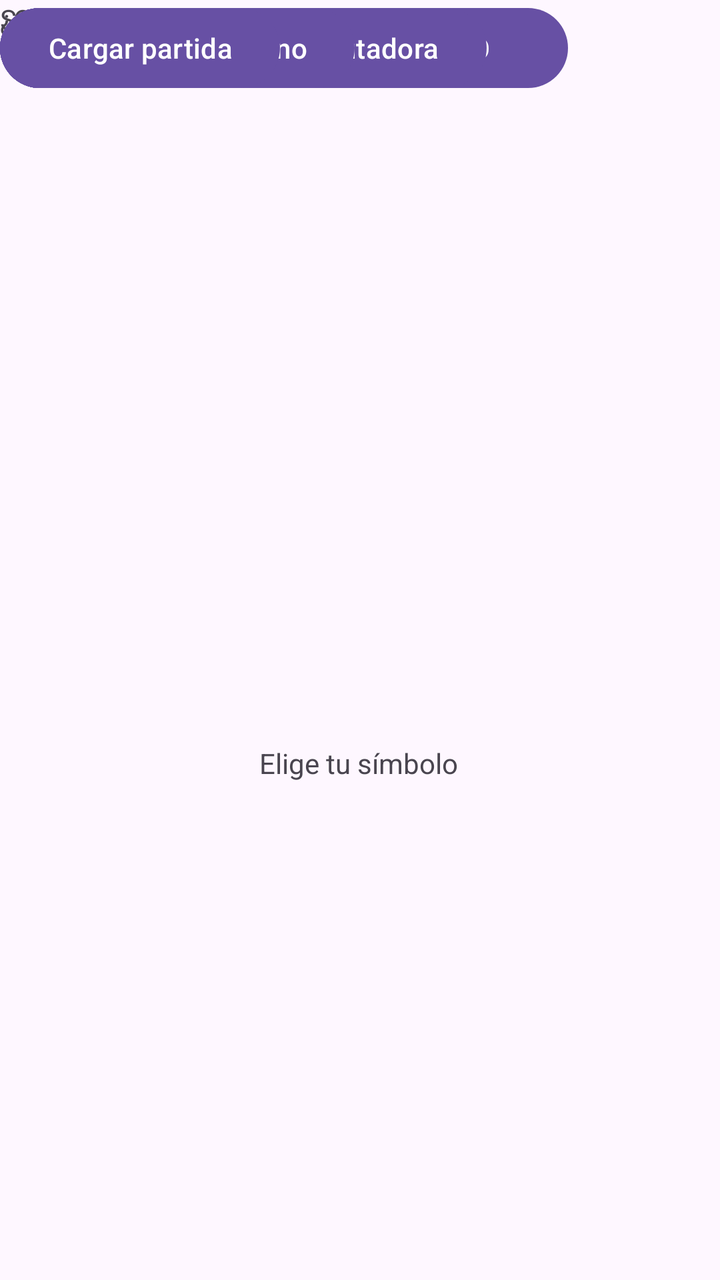
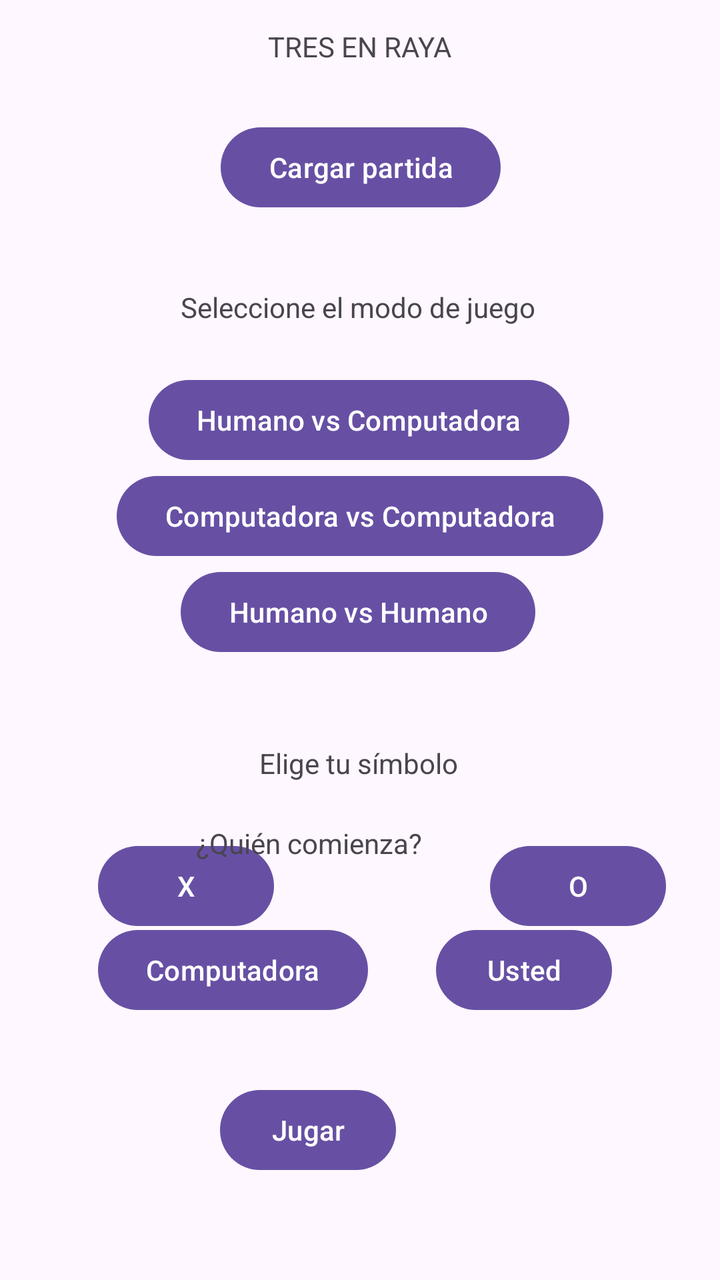

An Android layout rendered at two revisions. The XML below is the earlier revision; the diff shows what the commit changed to produce the second picture.
<!-- AndroidManifest.xml: application theme Theme.Tres_en_raya -->
<!-- res/layout/activity_main.xml -->
<?xml version="1.0" encoding="utf-8"?>
<androidx.constraintlayout.widget.ConstraintLayout xmlns:android="http://schemas.android.com/apk/res/android"
    xmlns:app="http://schemas.android.com/apk/res-auto"
    xmlns:tools="http://schemas.android.com/tools"
    android:id="@+id/main"
    android:layout_width="match_parent"
    android:layout_height="match_parent"
    tools:context=".MainActivity">
    
    <TextView
        android:id="@+id/Titulo"
        android:layout_width="wrap_content"
        android:layout_height="wrap_content"
        android:text="@string/titulo_juego"
        app:layout_constraintBottom_toBottomOf="parent"
        app:layout_constraintEnd_toEndOf="parent"
        app:layout_constraintStart_toStartOf="parent"
        app:layout_constraintTop_toTopOf="parent"
        app:layout_constraintVertical_bias="0.022" />

    <TextView
        android:id="@+id/ElegirSimbolo"
        android:layout_width="wrap_content"
        android:layout_height="wrap_content"
        android:layout_marginTop="372dp"
        android:text="@string/seleccionar_simbolo"
        app:layout_constraintEnd_toEndOf="parent"
        app:layout_constraintHorizontal_bias="0.498"
        app:layout_constraintStart_toStartOf="parent"
        app:layout_constraintTop_toTopOf="parent" />

    <Button
        android:id="@+id/btnO"
        android:layout_width="wrap_content"
        android:layout_height="wrap_content"
        android:layout_marginStart="108dp"
        android:text="@string/o"
        app:layout_constraintStart_toEndOf="@+id/btnX"
        tools:layout_editor_absoluteY="419dp" />

    <Button
        android:id="@+id/btnX"
        android:layout_width="wrap_content"
        android:layout_height="wrap_content"
        android:text="@string/x"
        tools:layout_editor_absoluteX="49dp"
        tools:layout_editor_absoluteY="419dp" />

    <TextView
        android:id="@+id/elegirComienzo"
        android:layout_width="wrap_content"
        android:layout_height="wrap_content"
        android:text="@string/seleccionar_inicio"
        tools:layout_editor_absoluteX="149dp"
        tools:layout_editor_absoluteY="503dp" />

    <Button
        android:id="@+id/btonHumano"
        android:layout_width="wrap_content"
        android:layout_height="wrap_content"
        android:text="@string/humano"
        tools:layout_editor_absoluteX="269dp"
        tools:layout_editor_absoluteY="552dp" />

    <Button
        android:id="@+id/btnComputador"
        android:layout_width="wrap_content"
        android:layout_height="wrap_content"
        android:text="@string/computadora"
        tools:layout_editor_absoluteX="49dp"
        tools:layout_editor_absoluteY="552dp" />

    <Button
        android:id="@+id/btonJugar"
        android:layout_width="wrap_content"
        android:layout_height="wrap_content"
        android:text="@string/jugar"
        tools:layout_editor_absoluteX="161dp"
        tools:layout_editor_absoluteY="632dp" />

    <TextView
        android:id="@+id/seleccionModo"
        android:layout_width="wrap_content"
        android:layout_height="wrap_content"
        android:text="@string/seleccionarModo"
        tools:layout_editor_absoluteX="116dp"
        tools:layout_editor_absoluteY="144dp" />

    <Button
        android:id="@+id/btnHvsPC"
        android:layout_width="wrap_content"
        android:layout_height="wrap_content"
        android:text="@string/modoHvsPC"
        tools:layout_editor_absoluteX="100dp"
        tools:layout_editor_absoluteY="186dp" />

    <Button
        android:id="@+id/btnPCvsPC"
        android:layout_width="wrap_content"
        android:layout_height="wrap_content"
        android:text="@string/modoPCvsPC"
        tools:layout_editor_absoluteX="84dp"
        tools:layout_editor_absoluteY="234dp" />

    <Button
        android:id="@+id/btnHvsH"
        android:layout_width="wrap_content"
        android:layout_height="wrap_content"
        android:text="@string/modoHvsH"
        tools:layout_editor_absoluteX="116dp"
        tools:layout_editor_absoluteY="282dp" />

    <Button
        android:id="@+id/btonCargar"
        android:layout_width="wrap_content"
        android:layout_height="wrap_content"
        android:text="@string/cargar"
        tools:layout_editor_absoluteX="136dp"
        tools:layout_editor_absoluteY="62dp" />

</androidx.constraintlayout.widget.ConstraintLayout>
<!-- resources referenced by this layout -->
<resources>
  <string name="cargar">Cargar partida</string>
  <string name="computadora">Computadora</string>
  <string name="humano">Usted</string>
  <string name="jugar">Jugar</string>
  <string name="modoHvsH">Humano vs Humano</string>
  <string name="modoHvsPC">Humano vs Computadora</string>
  <string name="modoPCvsPC">Computadora vs Computadora</string>
  <string name="o">O</string>
  <string name="seleccionarModo">Seleccione el modo de juego</string>
  <string name="seleccionar_inicio">¿Quién comienza?</string>
  <string name="seleccionar_simbolo">Elige tu símbolo</string>
  <string name="titulo_juego">TRES EN RAYA</string>
  <string name="x">X</string>
  <style name="Theme.Tres_en_raya" parent="Base.Theme.Tres_en_raya" />
  <style name="Base.Theme.Tres_en_raya" parent="Theme.Material3.DayNight.NoActionBar">
          
          
      </style>
</resources>

<!-- the commit's change to res/layout/activity_main.xml (unified diff, before → after) -->
@@ -34,88 +34,109 @@
         android:layout_width="wrap_content"
         android:layout_height="wrap_content"
         android:layout_marginStart="108dp"
+        android:layout_marginTop="28dp"
         android:text="@string/o"
         app:layout_constraintStart_toEndOf="@+id/btnX"
-        tools:layout_editor_absoluteY="419dp" />
+        app:layout_constraintTop_toBottomOf="@+id/ElegirSimbolo" />
 
     <Button
         android:id="@+id/btnX"
         android:layout_width="wrap_content"
         android:layout_height="wrap_content"
+        android:layout_marginStart="49dp"
+        android:layout_marginTop="28dp"
+        android:layout_marginEnd="47dp"
         android:text="@string/x"
-        tools:layout_editor_absoluteX="49dp"
-        tools:layout_editor_absoluteY="419dp" />
+        app:layout_constraintEnd_toEndOf="@+id/btnComputador"
+        app:layout_constraintStart_toStartOf="parent"
+        app:layout_constraintTop_toBottomOf="@+id/ElegirSimbolo" />
 
     <TextView
         android:id="@+id/elegirComienzo"
         android:layout_width="wrap_content"
         android:layout_height="wrap_content"
+        android:layout_marginEnd="7dp"
+        android:layout_marginBottom="30dp"
         android:text="@string/seleccionar_inicio"
-        tools:layout_editor_absoluteX="149dp"
-        tools:layout_editor_absoluteY="503dp" />
+        app:layout_constraintBottom_toTopOf="@+id/btnComputador"
+        app:layout_constraintEnd_toStartOf="@+id/btnHumano" />
 
     <Button
-        android:id="@+id/btonHumano"
+        android:id="@+id/btnHumano"
         android:layout_width="wrap_content"
         android:layout_height="wrap_content"
+        android:layout_marginTop="30dp"
+        android:layout_marginEnd="54dp"
         android:text="@string/humano"
-        tools:layout_editor_absoluteX="269dp"
-        tools:layout_editor_absoluteY="552dp" />
+        app:layout_constraintEnd_toEndOf="parent"
+        app:layout_constraintTop_toBottomOf="@+id/elegirComienzo" />
 
     <Button
         android:id="@+id/btnComputador"
         android:layout_width="wrap_content"
         android:layout_height="wrap_content"
+        android:layout_marginStart="49dp"
+        android:layout_marginBottom="32dp"
         android:text="@string/computadora"
-        tools:layout_editor_absoluteX="49dp"
-        tools:layout_editor_absoluteY="552dp" />
+        app:layout_constraintBottom_toTopOf="@+id/btnJugar"
+        app:layout_constraintStart_toStartOf="parent" />
 
     <Button
-        android:id="@+id/btonJugar"
+        android:id="@+id/btnJugar"
         android:layout_width="wrap_content"
         android:layout_height="wrap_content"
+        android:layout_marginEnd="20dp"
+        android:layout_marginBottom="51dp"
         android:text="@string/jugar"
-        tools:layout_editor_absoluteX="161dp"
-        tools:layout_editor_absoluteY="632dp" />
+        app:layout_constraintBottom_toBottomOf="parent"
+        app:layout_constraintEnd_toStartOf="@+id/btnHumano" />
 
     <TextView
         android:id="@+id/seleccionModo"
         android:layout_width="wrap_content"
         android:layout_height="wrap_content"
+        android:layout_marginStart="16dp"
+        android:layout_marginBottom="23dp"
         android:text="@string/seleccionarModo"
-        tools:layout_editor_absoluteX="116dp"
-        tools:layout_editor_absoluteY="144dp" />
+        app:layout_constraintBottom_toTopOf="@+id/btnHvsPC"
+        app:layout_constraintStart_toStartOf="@+id/btnHvsPC" />
 
     <Button
         android:id="@+id/btnHvsPC"
         android:layout_width="wrap_content"
         android:layout_height="wrap_content"
+        android:layout_marginStart="16dp"
         android:text="@string/modoHvsPC"
-        tools:layout_editor_absoluteX="100dp"
-        tools:layout_editor_absoluteY="186dp" />
+        app:layout_constraintBottom_toTopOf="@+id/btnPCvsPC"
+        app:layout_constraintStart_toStartOf="@+id/btnPCvsPC" />
 
     <Button
         android:id="@+id/btnPCvsPC"
         android:layout_width="wrap_content"
         android:layout_height="wrap_content"
+        android:layout_marginTop="234dp"
         android:text="@string/modoPCvsPC"
-        tools:layout_editor_absoluteX="84dp"
-        tools:layout_editor_absoluteY="234dp" />
+        app:layout_constraintEnd_toEndOf="parent"
+        app:layout_constraintStart_toStartOf="parent"
+        app:layout_constraintTop_toTopOf="parent" />
 
     <Button
         android:id="@+id/btnHvsH"
         android:layout_width="wrap_content"
         android:layout_height="wrap_content"
+        android:layout_marginStart="32dp"
         android:text="@string/modoHvsH"
-        tools:layout_editor_absoluteX="116dp"
-        tools:layout_editor_absoluteY="282dp" />
+        app:layout_constraintStart_toStartOf="@+id/btnPCvsPC"
+        app:layout_constraintTop_toBottomOf="@+id/btnPCvsPC" />
 
     <Button
-        android:id="@+id/btonCargar"
+        android:id="@+id/btnCargar"
         android:layout_width="wrap_content"
         android:layout_height="wrap_content"
+        android:layout_marginStart="20dp"
+        android:layout_marginTop="27dp"
         android:text="@string/cargar"
-        tools:layout_editor_absoluteX="136dp"
-        tools:layout_editor_absoluteY="62dp" />
+        app:layout_constraintStart_toStartOf="@+id/seleccionModo"
+        app:layout_constraintTop_toBottomOf="@+id/Titulo" />
 
 </androidx.constraintlayout.widget.ConstraintLayout>
